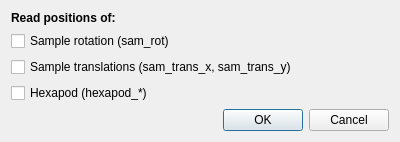
mlz-ictrl/nicos, file custom/kws1/lib/gui/sampleconf_readpos.ui: the form before one commit.
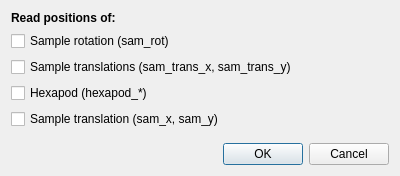
The form after the commit.

The edit to the form file:
```diff
--- a/custom/kws1/lib/gui/sampleconf_readpos.ui
+++ b/custom/kws1/lib/gui/sampleconf_readpos.ui
@@ -7,7 +7,7 @@
     <x>0</x>
     <y>0</y>
     <width>400</width>
-    <height>135</height>
+    <height>176</height>
    </rect>
   </property>
   <property name="windowTitle">
@@ -54,6 +54,26 @@
      </property>
     </widget>
    </item>
+   <item>
+    <widget class="QCheckBox" name="kws3Box">
+     <property name="text">
+      <string>Sample translation (sam_x, sam_y)</string>
+     </property>
+    </widget>
+   </item>
+   <item>
+    <spacer name="verticalSpacer">
+     <property name="orientation">
+      <enum>Qt::Vertical</enum>
+     </property>
+     <property name="sizeHint" stdset="0">
+      <size>
+       <width>0</width>
+       <height>0</height>
+      </size>
+     </property>
+    </spacer>
+   </item>
    <item>
     <widget class="QDialogButtonBox" name="buttonBox">
      <property name="orientation">
```
